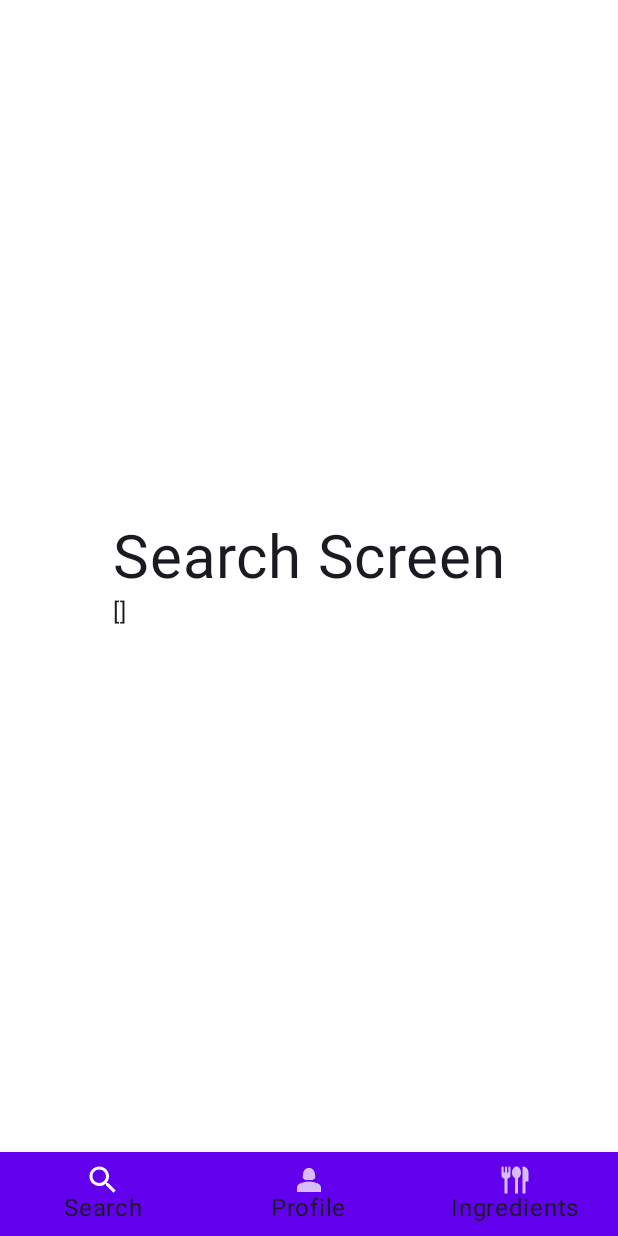
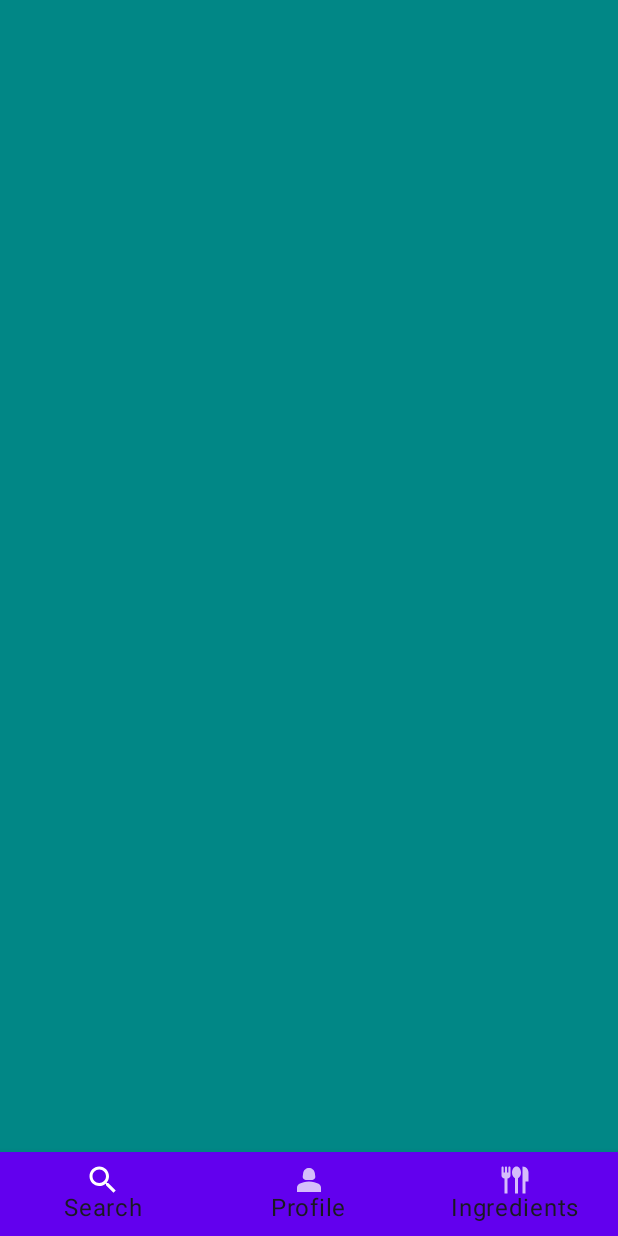
Before and after one commit to josephcf166/EcoChef, an Android app built with Jetpack Compose: the SearchScreen screen opened through its navigation route, on a phone screen of 412 x 824 dp. Run offline under Robolectric (Android 15) with nearby library versions, the phone set to English and light mode, and no system bars; pictures from the network do not load.

Commit message:
Added ingredients working with search function and background color of whole page using box

```diff
--- a/app/src/main/java/com/example/ecochef/screens/SearchScreen.kt
+++ b/app/src/main/java/com/example/ecochef/screens/SearchScreen.kt
@@ -60,18 +60,11 @@ import org.jsoup.Jsoup
 
 @Composable
 fun SearchScreen(componentActivity: ComponentActivity){
-    val urls = mutableListOf<String>(
-        "https://www.bbc.co.uk/food/search?q=bread",
-        "https://www.bbc.co.uk/food/search?q=salmon",
-    )
+
+    var urls = mutableListOf<String>()
 
     var recipes by remember { mutableStateOf<List<Recipe>>(emptyList()) }
 
-    Column (
-        modifier = Modifier
-            .fillMaxSize()
-            .wrapContentSize(Alignment.Center)
-    ) {
     var ingredientNames = ArrayList<String>()
     for (ingredient in ingredients) {
         val prefs = componentActivity.getSharedPreferences("ingredients", Context.MODE_PRIVATE)
@@ -80,14 +73,20 @@ fun SearchScreen(componentActivity: ComponentActivity){
             ingredientNames.add(ingredient.Iname)
         }
     }
-        Text(
-            text = "Search Screen",
-            fontSize = 40.sp
-        )
-        Text(ingredientNames.toString())
+
+    var urlString = "https://www.bbc.co.uk/food/search?q="
+    ingredientNames.forEach {
+        urlString = "$urlString$it%2C+"
     }
+    urls.add(urlString)
+    Text(urlString)
+    Box(
+        modifier = Modifier
+            .fillMaxSize()
+            .background(colorResource(id = R.color.teal_700))
+    ) {
 
-    Column (
+        Column(
             modifier = Modifier.verticalScroll(rememberScrollState())
                 .background(colorResource(id = R.color.teal_700))
         ) {
@@ -104,13 +103,13 @@ fun SearchScreen(componentActivity: ComponentActivity){
                 }
             }
 
-        for(i in recipes.indices step 2) {
+            for (i in recipes.indices step 2) {
 
                 var nextRecipe: Recipe? = null
 
                 var r: Recipe = recipes[i]
-            if(i+1 in recipes.indices){
-                nextRecipe = recipes[i+1]
+                if (i + 1 in recipes.indices) {
+                    nextRecipe = recipes[i + 1]
                 }
 
                 Row(
@@ -123,7 +122,7 @@ fun SearchScreen(componentActivity: ComponentActivity){
 
                     RecipeItem(recipe = r)
 
-                if(nextRecipe != null) {
+                    if (nextRecipe != null) {
                         RecipeItem(recipe = nextRecipe)
                     }
                 }
@@ -143,6 +142,7 @@ fun SearchScreen(componentActivity: ComponentActivity){
 //                                    }
 //                                }
 //                            }
+            }
         }
     }
 }
```
Lines whose indentation alone changed are shown as unchanged.
